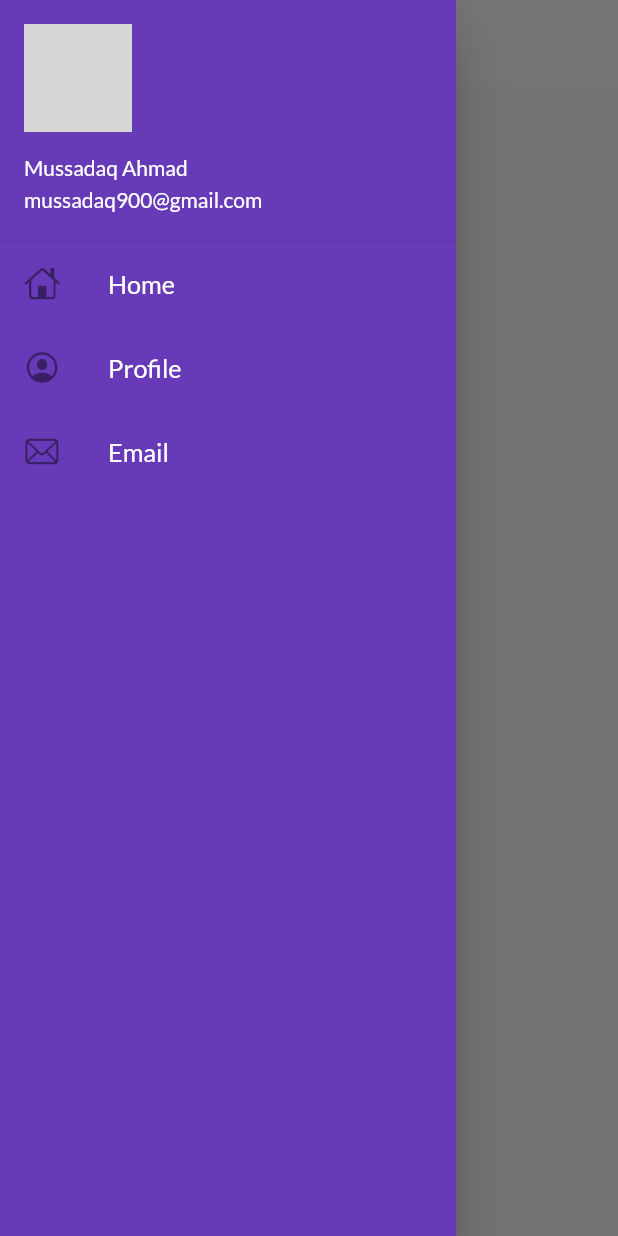
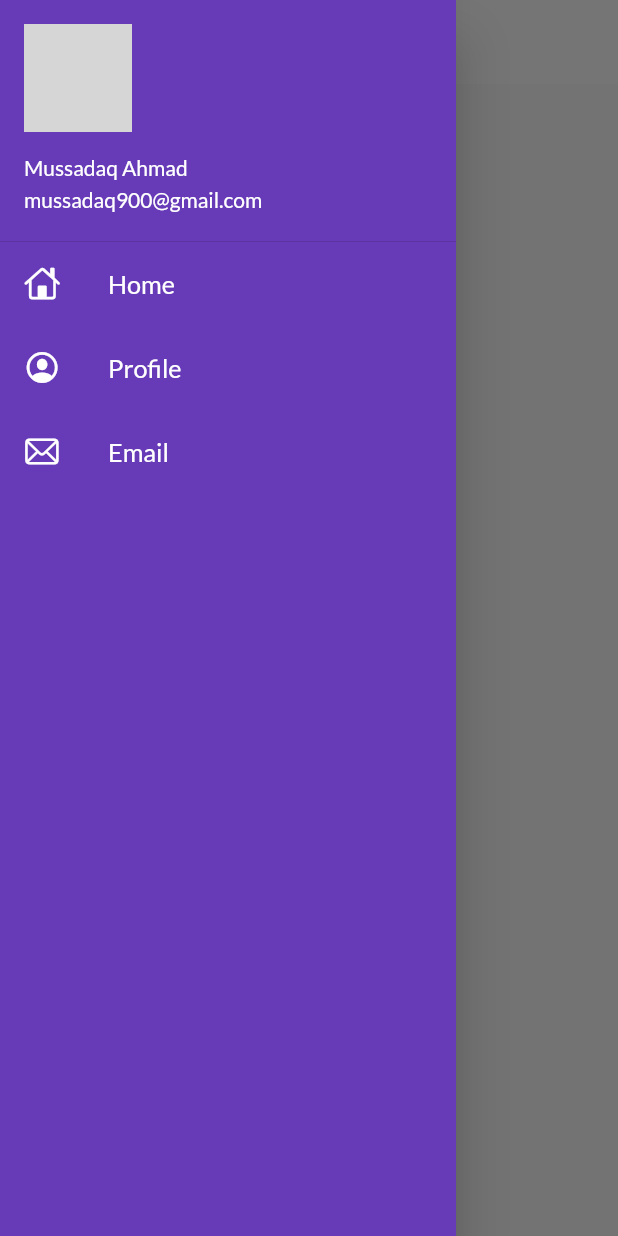
Before and after one commit to MussadaqAhmad/Catalog-App, a Flutter app: the Homepage screen opened by its route, with the side drawer open, on a phone screen of 412 x 824 dp. Run offline on Flutter 3.47's test engine with Material 2 defaults, Android fonts, the phone set to English and light mode, and no system bars; our stand-ins replace google_fonts; network calls fail; grey boxes are pictures that could not be loaded.

```diff
--- a/lib/Screens/Homepage.dart
+++ b/lib/Screens/Homepage.dart
@@ -10,9 +10,11 @@ class Homepage extends StatelessWidget {
   Widget build(BuildContext context) {
     return Scaffold(
       appBar: AppBar(
-          title: Text(
-        "Catalog App",
-        style: TextStyle(color: Colors.black),
+          title: Center(
+        child: Text(
+          "Catalog App",
+          style: TextStyle(color: Colors.black),
+        ),
       )),
       drawer: MyDrawer(),
     );
--- a/lib/widgets/drawer.dart
+++ b/lib/widgets/drawer.dart
@@ -28,6 +28,7 @@ class MyDrawer extends StatelessWidget {
             ListTile(
               leading: Icon(
                 CupertinoIcons.home,
+                color: Colors.white,
               ),
               title: Text(
                 "Home",
@@ -38,6 +39,7 @@ class MyDrawer extends StatelessWidget {
             ListTile(
               leading: Icon(
                 CupertinoIcons.profile_circled,
+                color: Colors.white,
               ),
               title: Text(
                 "Profile",
@@ -48,6 +50,7 @@ class MyDrawer extends StatelessWidget {
             ListTile(
               leading: Icon(
                 CupertinoIcons.mail,
+                color: Colors.white,
               ),
               title: Text(
                 "Email",
```
